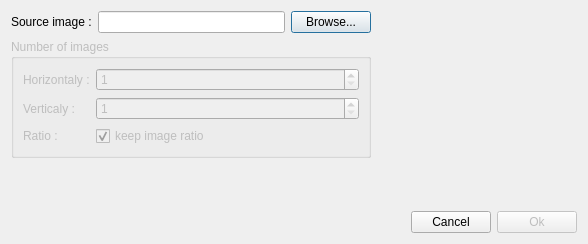
Old version of the form GUI/NewMosaic.ui in the repository anliec/py-mosaic.
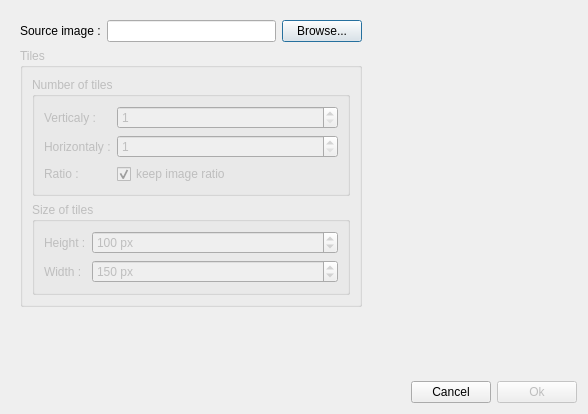
New version of the form.

Commit message: update GUI and full translation to french add new tile option in new mosaic GUI

```diff
--- a/GUI/NewMosaic.ui
+++ b/GUI/NewMosaic.ui
@@ -7,7 +7,7 @@
     <x>0</x>
     <y>0</y>
     <width>588</width>
-    <height>244</height>
+    <height>414</height>
    </rect>
   </property>
   <property name="windowTitle">
@@ -17,6 +17,42 @@
    <item>
     <layout class="QHBoxLayout" name="horizontalLayout_2">
      <item>
+      <widget class="QScrollArea" name="scrollArea">
+       <property name="minimumSize">
+        <size>
+         <width>350</width>
+         <height>0</height>
+        </size>
+       </property>
+       <property name="frameShape">
+        <enum>QFrame::NoFrame</enum>
+       </property>
+       <property name="frameShadow">
+        <enum>QFrame::Sunken</enum>
+       </property>
+       <property name="lineWidth">
+        <number>0</number>
+       </property>
+       <property name="horizontalScrollBarPolicy">
+        <enum>Qt::ScrollBarAlwaysOff</enum>
+       </property>
+       <property name="sizeAdjustPolicy">
+        <enum>QAbstractScrollArea::AdjustToContentsOnFirstShow</enum>
+       </property>
+       <property name="widgetResizable">
+        <bool>true</bool>
+       </property>
+       <widget class="QWidget" name="scrollAreaWidgetContents">
+        <property name="geometry">
+         <rect>
+          <x>0</x>
+          <y>0</y>
+          <width>362</width>
+          <height>361</height>
+         </rect>
+        </property>
+        <layout class="QVBoxLayout" name="verticalLayout_5">
+         <item>
       <layout class="QVBoxLayout" name="verticalLayout_2">
        <item>
         <layout class="QHBoxLayout" name="horizontalLayout_4">
@@ -46,24 +82,37 @@
         </layout>
        </item>
        <item>
-        <widget class="QGroupBox" name="groupBox">
+            <widget class="QGroupBox" name="groupBox_Tiles">
          <property name="enabled">
           <bool>false</bool>
          </property>
          <property name="title">
-          <string>Number of images</string>
+              <string>Tiles</string>
+             </property>
+             <layout class="QVBoxLayout" name="verticalLayout_4">
+              <item>
+               <widget class="QGroupBox" name="groupBox">
+                <property name="title">
+                 <string>Number of tiles</string>
          </property>
          <layout class="QVBoxLayout" name="verticalLayout_3">
           <item>
            <layout class="QFormLayout" name="formLayout_2">
-            <item row="0" column="0">
+                   <item row="1" column="0">
              <widget class="QLabel" name="label_4">
               <property name="text">
                <string>Horizontaly :</string>
               </property>
              </widget>
             </item>
-            <item row="1" column="0">
+                   <item row="1" column="1">
+                    <widget class="QSpinBox" name="sb_im_h">
+                     <property name="minimum">
+                      <number>1</number>
+                     </property>
+                    </widget>
+                   </item>
+                   <item row="0" column="0">
              <widget class="QLabel" name="label_5">
               <property name="text">
                <string>Verticaly :</string>
@@ -71,13 +120,6 @@
              </widget>
             </item>
             <item row="0" column="1">
-             <widget class="QSpinBox" name="sb_im_h">
-              <property name="minimum">
-               <number>1</number>
-              </property>
-             </widget>
-            </item>
-            <item row="1" column="1">
              <widget class="QSpinBox" name="sb_im_v">
               <property name="minimum">
                <number>1</number>
@@ -107,6 +149,74 @@
         </widget>
        </item>
        <item>
+               <widget class="QGroupBox" name="groupBox_3">
+                <property name="title">
+                 <string>Size of tiles</string>
+                </property>
+                <layout class="QVBoxLayout" name="verticalLayout_6">
+                 <item>
+                  <layout class="QFormLayout" name="formLayout">
+                   <item row="0" column="0">
+                    <widget class="QLabel" name="label">
+                     <property name="text">
+                      <string>Height :</string>
+                     </property>
+                    </widget>
+                   </item>
+                   <item row="0" column="1">
+                    <widget class="QSpinBox" name="sb_tile_height">
+                     <property name="suffix">
+                      <string> px</string>
+                     </property>
+                     <property name="minimum">
+                      <number>2</number>
+                     </property>
+                     <property name="maximum">
+                      <number>500</number>
+                     </property>
+                     <property name="singleStep">
+                      <number>2</number>
+                     </property>
+                     <property name="value">
+                      <number>100</number>
+                     </property>
+                    </widget>
+                   </item>
+                   <item row="1" column="0">
+                    <widget class="QLabel" name="label_6">
+                     <property name="text">
+                      <string>Width :</string>
+                     </property>
+                    </widget>
+                   </item>
+                   <item row="1" column="1">
+                    <widget class="QSpinBox" name="sb_tile_width">
+                     <property name="suffix">
+                      <string> px</string>
+                     </property>
+                     <property name="minimum">
+                      <number>3</number>
+                     </property>
+                     <property name="maximum">
+                      <number>750</number>
+                     </property>
+                     <property name="singleStep">
+                      <number>3</number>
+                     </property>
+                     <property name="value">
+                      <number>150</number>
+                     </property>
+                    </widget>
+                   </item>
+                  </layout>
+                 </item>
+                </layout>
+               </widget>
+              </item>
+             </layout>
+            </widget>
+           </item>
+           <item>
         <spacer name="verticalSpacer">
          <property name="orientation">
           <enum>Qt::Vertical</enum>
@@ -120,6 +230,10 @@
         </spacer>
        </item>
       </layout>
+         </item>
+        </layout>
+       </widget>
+      </widget>
      </item>
      <item>
       <widget class="QLabel" name="lb_Image">
```
Lines whose indentation alone changed are shown as unchanged. The commit also changes 14 other files.
